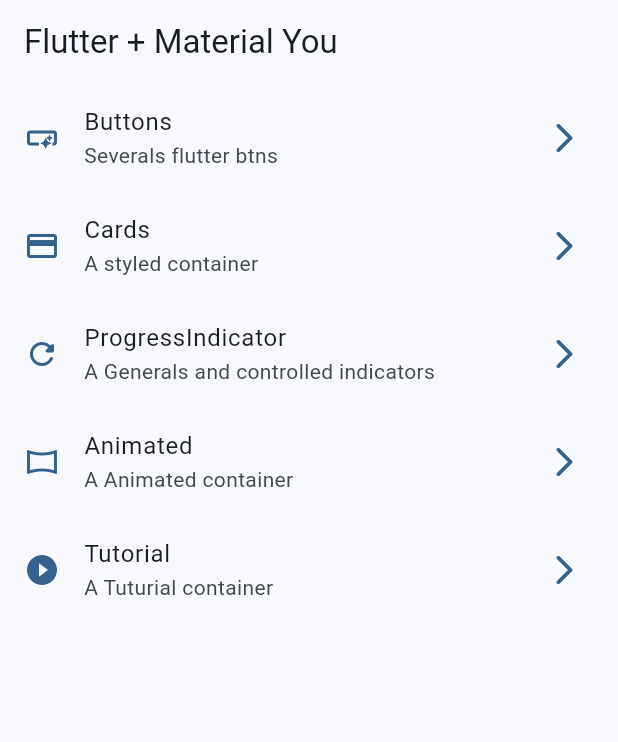
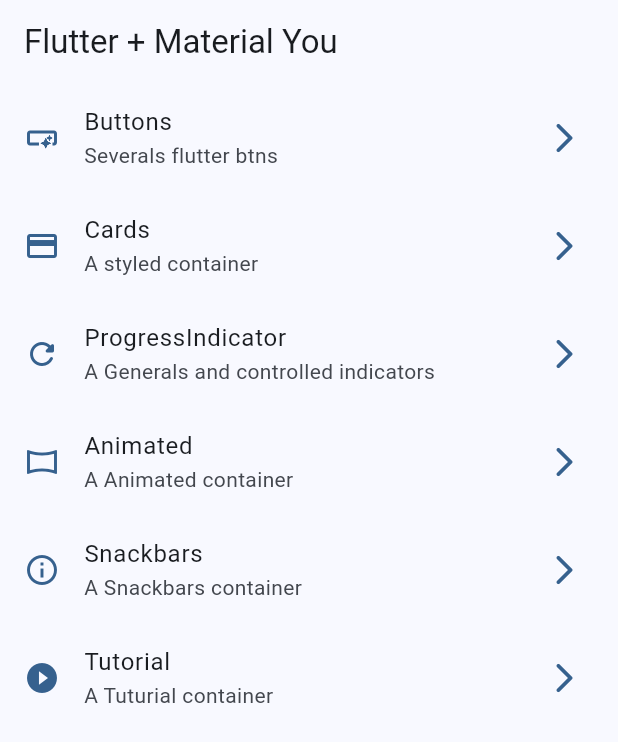
Before and after one commit to rabindranathfv/widget_app, a Flutter app: the screen it shows after launch, on a phone screen of 412 x 824 dp. Shown: the top 742 px of the screen. Run offline on Flutter 3.47's test engine with Material 3 defaults, Android fonts, the phone set to English and light mode, and no system bars; our stand-ins replace go_router.

Commit message:
snackbar start implementation

```diff
--- a/lib/config/menu/menu_items.dart
+++ b/lib/config/menu/menu_items.dart
@@ -35,6 +35,11 @@
       subTitle: 'A Animated container',
       link: '/animated',
       icon: Icons.panorama_horizontal),
+      MenuItem(
+      title: 'Snackbars',
+      subTitle: 'A Snackbars container',
+      link: '/snackbars',
+      icon: Icons.info_outline),
   MenuItem(
       title: 'Tutorial',
       subTitle: 'A Tuturial container',
--- a/lib/config/router/app_router.dart
+++ b/lib/config/router/app_router.dart
@@ -18,6 +18,10 @@
       path: '/progress',
       name: ProgressScreen.name,
       builder: (context, state) => const ProgressScreen()),
+GoRoute(
+      path: '/snackbars',
+      name: SnackbarScreen.name,
+      builder: (context, state) => const SnackbarScreen()),
   GoRoute(
       path: '/animated',
       name: AnimatedScreen.name,
```
Also changed, not shown: lib/presentation/screens/snackbar/snackbar_screen.dart (+24 -3 lines).
